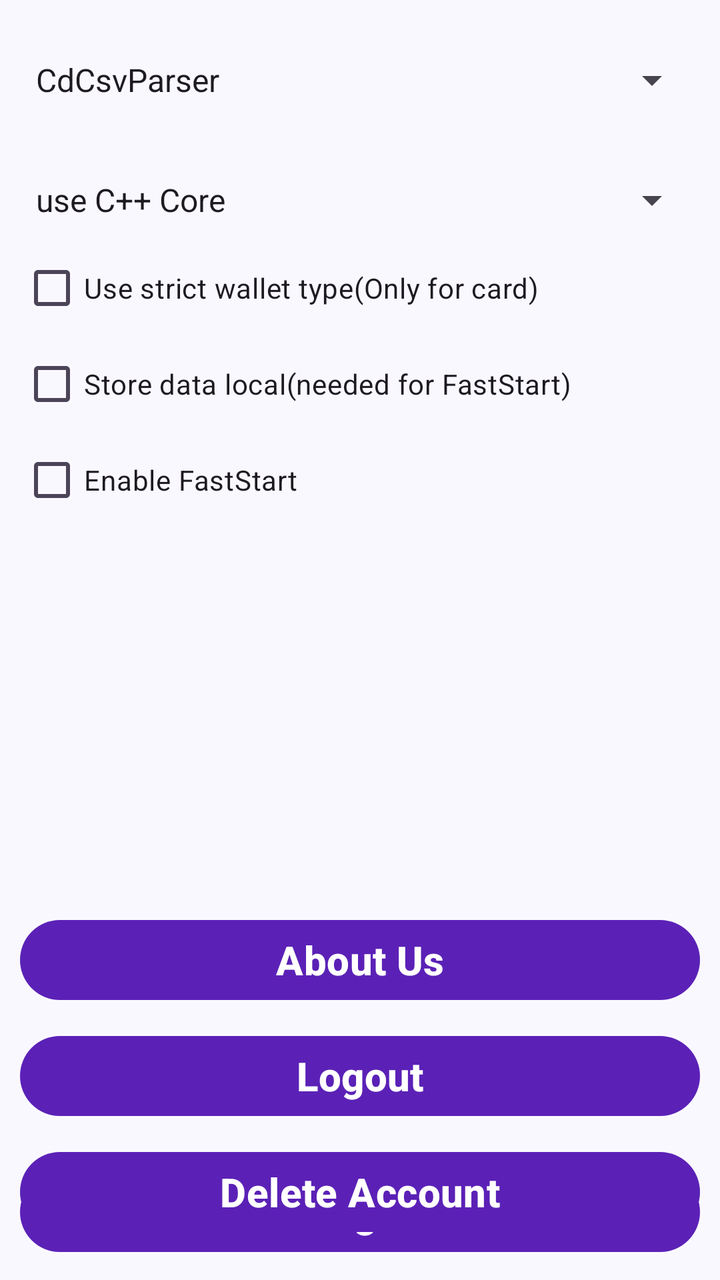
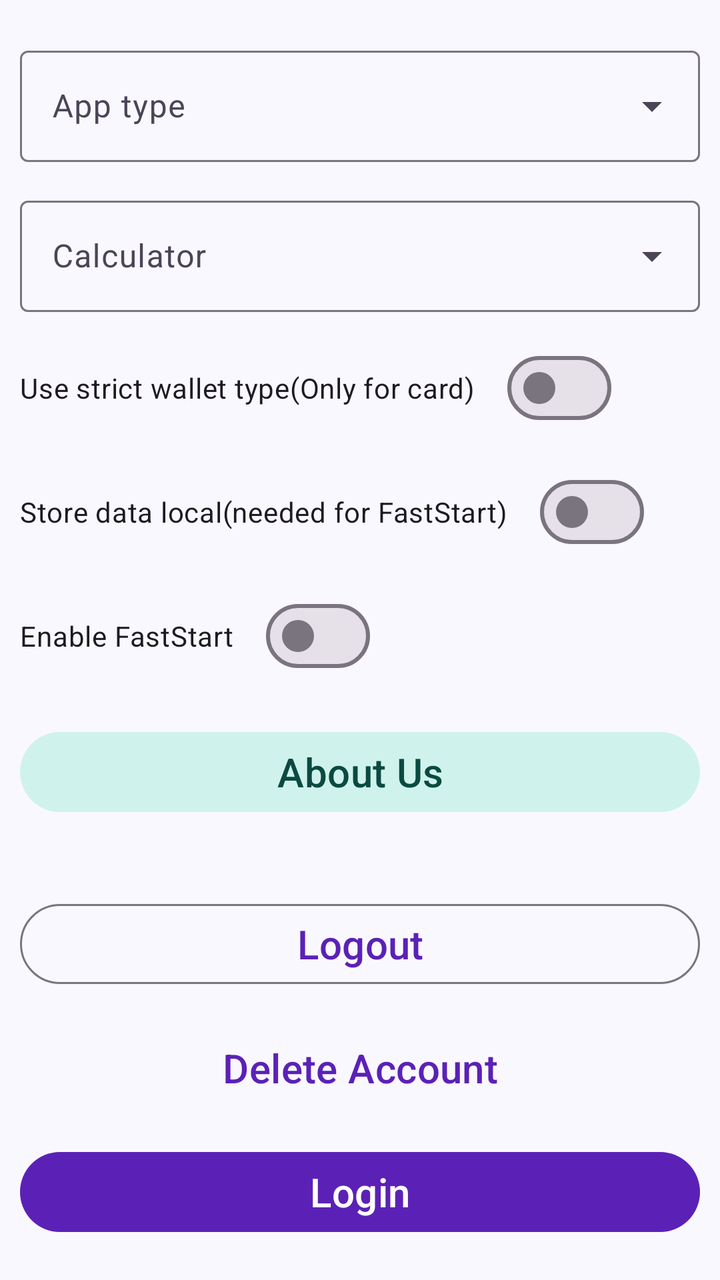

Before-and-after screenshots of an Android layout around one commit, followed by the original layout XML and the change that was made.
<!-- AndroidManifest.xml: application theme Theme.CDCsvParser -->
<!-- res/layout/activity_settings.xml -->
<?xml version="1.0" encoding="utf-8"?>
<androidx.constraintlayout.widget.ConstraintLayout xmlns:android="http://schemas.android.com/apk/res/android"
    xmlns:app="http://schemas.android.com/apk/res-auto"
    android:layout_width="match_parent"
    android:layout_height="match_parent"
    android:orientation="vertical">

    <Spinner
        android:id="@+id/wallet_type_spinner"
        android:layout_width="match_parent"
        android:layout_height="@dimen/settings_spinner_height"
        android:layout_marginStart="@dimen/basic_start_end_margin"
        android:layout_marginTop="@dimen/settings_margin_top_bottom"
        android:layout_marginEnd="@dimen/basic_start_end_margin"
        android:entries="@array/appTypes"
        app:layout_constraintLeft_toLeftOf="parent"
        app:layout_constraintRight_toRightOf="parent"
        app:layout_constraintTop_toTopOf="parent" />

    <Spinner
        android:id="@+id/core_mode_spinner"
        android:layout_width="match_parent"
        android:layout_height="@dimen/settings_spinner_height"
        android:layout_marginStart="@dimen/basic_start_end_margin"
        android:layout_marginTop="@dimen/settings_margin_top_bottom"
        android:layout_marginEnd="@dimen/basic_start_end_margin"
        android:entries="@array/core_modes"
        app:layout_constraintLeft_toLeftOf="parent"
        app:layout_constraintRight_toRightOf="parent"
        app:layout_constraintTop_toBottomOf="@+id/wallet_type_spinner" />

    <CheckBox
        android:id="@+id/use_strict_wallet_type_checkbox"
        android:layout_width="wrap_content"
        android:layout_height="wrap_content"
        android:layout_marginStart="@dimen/basic_start_end_margin"
        android:text="@string/use_strict_wallet_type"
        app:layout_constraintLeft_toLeftOf="parent"
        app:layout_constraintTop_toBottomOf="@+id/core_mode_spinner" />

    <CheckBox
        android:id="@+id/cb_store_data_local"
        android:layout_width="wrap_content"
        android:layout_height="wrap_content"
        app:layout_constraintLeft_toLeftOf="parent"
        android:layout_marginStart="@dimen/basic_start_end_margin"
        app:layout_constraintTop_toBottomOf="@+id/use_strict_wallet_type_checkbox"
        android:text="@string/store_data_local_needed_for_faststart" />

    <CheckBox
        android:id="@+id/cb_enable_fast_start"
        android:layout_width="wrap_content"
        android:layout_height="wrap_content"
        app:layout_constraintLeft_toLeftOf="parent"
        android:layout_marginStart="@dimen/basic_start_end_margin"
        app:layout_constraintTop_toBottomOf="@+id/cb_store_data_local"
        android:text="@string/enable_faststart" />





    <Button
        android:id="@+id/btn_about_us"
        android:layout_width="match_parent"
        android:layout_height="wrap_content"
        android:layout_marginStart="@dimen/basic_start_end_margin"
        android:layout_marginEnd="@dimen/basic_start_end_margin"
        android:layout_marginBottom="@dimen/basic_start_end_margin"
        android:text="@string/about_us"
        android:textAllCaps="false"
        android:textSize="@dimen/basic_button_font"
        android:textStyle="bold"
        app:layout_constraintBottom_toTopOf="@+id/btn_logout"
        app:layout_constraintLeft_toLeftOf="parent"
        app:layout_constraintRight_toRightOf="parent" />


    <Button
        android:id="@+id/btn_logout"
        android:layout_width="match_parent"
        android:layout_height="wrap_content"
        android:text="@string/logout"
        android:textStyle="bold"
        android:textSize="@dimen/basic_button_font"
        app:layout_constraintBottom_toTopOf="@id/btn_delete_account"
        app:layout_constraintLeft_toLeftOf="parent"
        app:layout_constraintRight_toRightOf="parent"
        android:layout_marginStart="@dimen/basic_start_end_margin"
        android:layout_marginEnd="@dimen/basic_start_end_margin"
        android:layout_marginBottom="@dimen/basic_start_end_margin"
        android:textAllCaps="false"
        />

    <Button
        android:id="@+id/btn_login"
        android:layout_width="match_parent"
        android:layout_height="wrap_content"
        android:layout_marginStart="@dimen/basic_start_end_margin"
        android:layout_marginEnd="@dimen/basic_start_end_margin"
        android:layout_marginBottom="@dimen/basic_start_end_margin"
        android:text="@string/login"
        android:textAllCaps="false"
        android:textSize="@dimen/basic_button_font"
        android:textStyle="bold"
        app:layout_constraintBottom_toBottomOf="parent"
        app:layout_constraintLeft_toLeftOf="parent"
        app:layout_constraintRight_toRightOf="parent" />


    <Button
        android:id="@+id/btn_delete_account"
        android:layout_width="match_parent"
        android:layout_height="wrap_content"
        android:layout_marginStart="@dimen/basic_start_end_margin"
        android:layout_marginEnd="@dimen/basic_start_end_margin"
        android:layout_marginBottom="@dimen/settings_margin_top_bottom"
        android:text="@string/delete_account"
        android:textAllCaps="false"
        android:textSize="20sp"
        android:textStyle="bold"
        app:layout_constraintBottom_toBottomOf="parent"
        app:layout_constraintLeft_toLeftOf="parent"
        app:layout_constraintRight_toRightOf="parent" />

</androidx.constraintlayout.widget.ConstraintLayout>
<!-- resources referenced by this layout -->
<resources>
  <string-array name="appTypes">
          <item>CdCsvParser</item>
          <item>CroCard</item>
          <item>CurveCard</item>
          <item>Default</item>
          <item>Custom</item>
          <item>Kraken</item>
      </string-array>
  <string-array name="core_modes">
          <item>use C++ Core</item>
          <item>use Kotlin Core</item>
      </string-array>
  <dimen name="basic_button_font">20sp</dimen>
  <dimen name="basic_start_end_margin">10dp</dimen>
  <dimen name="settings_margin_top_bottom">20dp</dimen>
  <dimen name="settings_spinner_height">40dp</dimen>
  <string name="about_us">About Us</string>
  <string name="delete_account">Delete Account</string>
  <string name="enable_faststart">Enable FastStart</string>
  <string name="login">Login</string>
  <string name="logout">Logout</string>
  <string name="store_data_local_needed_for_faststart">Store data local(needed for FastStart)</string>
  <string name="use_strict_wallet_type">Use strict wallet type(Only for card)</string>
  <style name="Theme.CDCsvParser" parent="Theme.Material3.DayNight">
          <item name="colorPrimary">@color/primary</item>
          <item name="colorOnPrimary">@color/on_primary</item>
          <item name="colorPrimaryContainer">@color/primary_container</item>
          <item name="colorOnPrimaryContainer">@color/on_primary_container</item>
          <item name="colorSecondary">@color/secondary</item>
          <item name="colorOnSecondary">@color/on_secondary</item>
          <item name="colorSecondaryContainer">@color/secondary_container</item>
          <item name="colorOnSecondaryContainer">@color/on_secondary_container</item>
          <item name="colorTertiary">@color/tertiary</item>
          <item name="colorOnTertiary">@color/on_tertiary</item>
          <item name="colorTertiaryContainer">@color/tertiary_container</item>
          <item name="colorOnTertiaryContainer">@color/on_tertiary_container</item>
          <item name="android:colorBackground">@color/background</item>
          <item name="colorOnBackground">@color/on_background</item>
          <item name="colorSurface">@color/surface</item>
          <item name="colorOnSurface">@color/on_surface</item>
          <item name="colorSurfaceVariant">@color/surface_variant</item>
          <item name="colorOnSurfaceVariant">@color/on_surface_variant</item>
          <item name="colorError">@color/error</item>
          <item name="colorOnError">@color/on_error</item>
          
          <item name="android:statusBarColor">@android:color/transparent</item>
          <item name="android:navigationBarColor">@android:color/transparent</item>
          <item name="android:windowLightStatusBar">@bool/window_light_status_bar</item>
          <item name="android:windowBackground">@color/background</item>
      </style>
  <color name="primary">#5B21B6</color>
  <color name="on_primary">#FFFFFF</color>
  <color name="primary_container">#E9E2FB</color>
  <color name="on_primary_container">#27116B</color>
  <color name="secondary">#0F766E</color>
  <color name="on_secondary">#FFFFFF</color>
  <color name="secondary_container">#CFF3EC</color>
  <color name="on_secondary_container">#0A4A41</color>
  <color name="tertiary">#B45309</color>
  <color name="on_tertiary">#FFFFFF</color>
  <color name="tertiary_container">#FDE8CB</color>
  <color name="on_tertiary_container">#3F2602</color>
  <color name="background">#FAF8FF</color>
  <color name="on_background">#1C1726</color>
  <color name="surface">#FAF8FF</color>
  <color name="on_surface">#1C1726</color>
  <color name="surface_variant">#E6E0EE</color>
  <color name="on_surface_variant">#4B4557</color>
  <color name="error">#BA1A1A</color>
  <color name="on_error">#FFFFFF</color>
</resources>

<!-- the commit's change to res/layout/activity_settings.xml (unified diff, before → after) -->
@@ -1,124 +1,138 @@
 <?xml version="1.0" encoding="utf-8"?>
 <androidx.constraintlayout.widget.ConstraintLayout xmlns:android="http://schemas.android.com/apk/res/android"
     xmlns:app="http://schemas.android.com/apk/res-auto"
+    xmlns:tools="http://schemas.android.com/tools"
     android:layout_width="match_parent"
     android:layout_height="match_parent"
     android:orientation="vertical">
 
-    <Spinner
-        android:id="@+id/wallet_type_spinner"
+    <com.google.android.material.textfield.TextInputLayout
+        android:id="@+id/tl_app_type"
+        style="@style/Widget.Material3.TextInputLayout.OutlinedBox.ExposedDropdownMenu"
         android:layout_width="match_parent"
-        android:layout_height="@dimen/settings_spinner_height"
+        android:layout_height="wrap_content"
         android:layout_marginStart="@dimen/basic_start_end_margin"
         android:layout_marginTop="@dimen/settings_margin_top_bottom"
         android:layout_marginEnd="@dimen/basic_start_end_margin"
-        android:entries="@array/appTypes"
+        android:hint="@string/app_type_label"
         app:layout_constraintLeft_toLeftOf="parent"
         app:layout_constraintRight_toRightOf="parent"
-        app:layout_constraintTop_toTopOf="parent" />
+        app:layout_constraintTop_toTopOf="parent">
 
-    <Spinner
-        android:id="@+id/core_mode_spinner"
+        <com.google.android.material.textfield.MaterialAutoCompleteTextView
+            android:id="@+id/wallet_type_spinner"
+            android:layout_width="match_parent"
+            android:layout_height="wrap_content"
+            android:inputType="none"
+            tools:ignore="LabelFor" />
+    </com.google.android.material.textfield.TextInputLayout>
+
+    <com.google.android.material.textfield.TextInputLayout
+        android:id="@+id/tl_core_mode"
+        style="@style/Widget.Material3.TextInputLayout.OutlinedBox.ExposedDropdownMenu"
         android:layout_width="match_parent"
-        android:layout_height="@dimen/settings_spinner_height"
+        android:layout_height="wrap_content"
         android:layout_marginStart="@dimen/basic_start_end_margin"
-        android:layout_marginTop="@dimen/settings_margin_top_bottom"
+        android:layout_marginTop="@dimen/settings_small_margin_top"
         android:layout_marginEnd="@dimen/basic_start_end_margin"
-        android:entries="@array/core_modes"
+        android:hint="@string/core_mode_label"
         app:layout_constraintLeft_toLeftOf="parent"
         app:layout_constraintRight_toRightOf="parent"
-        app:layout_constraintTop_toBottomOf="@+id/wallet_type_spinner" />
+        app:layout_constraintTop_toBottomOf="@+id/tl_app_type">
 
-    <CheckBox
+        <com.google.android.material.textfield.MaterialAutoCompleteTextView
+            android:id="@+id/core_mode_spinner"
+            android:layout_width="match_parent"
+            android:layout_height="wrap_content"
+            android:inputType="none"
+            tools:ignore="LabelFor" />
+    </com.google.android.material.textfield.TextInputLayout>
+
+    <com.google.android.material.materialswitch.MaterialSwitch
         android:id="@+id/use_strict_wallet_type_checkbox"
         android:layout_width="wrap_content"
         android:layout_height="wrap_content"
         android:layout_marginStart="@dimen/basic_start_end_margin"
+        android:layout_marginTop="@dimen/settings_small_margin_top"
         android:text="@string/use_strict_wallet_type"
         app:layout_constraintLeft_toLeftOf="parent"
-        app:layout_constraintTop_toBottomOf="@+id/core_mode_spinner" />
+        app:layout_constraintTop_toBottomOf="@+id/tl_core_mode" />
 
-    <CheckBox
+    <com.google.android.material.materialswitch.MaterialSwitch
         android:id="@+id/cb_store_data_local"
         android:layout_width="wrap_content"
         android:layout_height="wrap_content"
+        android:layout_marginStart="@dimen/basic_start_end_margin"
+        android:layout_marginTop="@dimen/settings_small_margin_top"
+        android:text="@string/store_data_local_needed_for_faststart"
         app:layout_constraintLeft_toLeftOf="parent"
-        android:layout_marginStart="@dimen/basic_start_end_margin"
-        app:layout_constraintTop_toBottomOf="@+id/use_strict_wallet_type_checkbox"
-        android:text="@string/store_data_local_needed_for_faststart" />
+        app:layout_constraintTop_toBottomOf="@id/use_strict_wallet_type_checkbox" />
 
-    <CheckBox
+    <com.google.android.material.materialswitch.MaterialSwitch
         android:id="@+id/cb_enable_fast_start"
         android:layout_width="wrap_content"
         android:layout_height="wrap_content"
+        android:layout_marginStart="@dimen/basic_start_end_margin"
+        android:layout_marginTop="@dimen/settings_small_margin_top"
+        android:text="@string/enable_faststart"
         app:layout_constraintLeft_toLeftOf="parent"
-        android:layout_marginStart="@dimen/basic_start_end_margin"
-        app:layout_constraintTop_toBottomOf="@+id/cb_store_data_local"
-        android:text="@string/enable_faststart" />
+        app:layout_constraintTop_toBottomOf="@id/cb_store_data_local" />
 
-
-
-
-
-    <Button
+    <com.google.android.material.button.MaterialButton
         android:id="@+id/btn_about_us"
+        style="@style/Widget.Material3.Button.TonalButton"
         android:layout_width="match_parent"
         android:layout_height="wrap_content"
         android:layout_marginStart="@dimen/basic_start_end_margin"
         android:layout_marginEnd="@dimen/basic_start_end_margin"
-        android:layout_marginBottom="@dimen/basic_start_end_margin"
+        android:layout_marginTop="@dimen/settings_margin_top_bottom"
         android:text="@string/about_us"
         android:textAllCaps="false"
         android:textSize="@dimen/basic_button_font"
-        android:textStyle="bold"
-        app:layout_constraintBottom_toTopOf="@+id/btn_logout"
+        app:layout_constraintLeft_toLeftOf="parent"
+        app:layout_constraintRight_toRightOf="parent"
+        app:layout_constraintTop_toBottomOf="@id/cb_enable_fast_start" />
+
+    <com.google.android.material.button.MaterialButton
+        android:id="@+id/btn_logout"
+        style="@style/Widget.Material3.Button.OutlinedButton"
+        android:layout_width="match_parent"
+        android:layout_height="wrap_content"
+        android:layout_marginStart="@dimen/basic_start_end_margin"
+        android:layout_marginEnd="@dimen/basic_start_end_margin"
+        android:layout_marginBottom="@dimen/settings_small_margin_top"
+        android:text="@string/logout"
+        android:textAllCaps="false"
+        android:textSize="@dimen/basic_button_font"
+        app:layout_constraintBottom_toTopOf="@id/btn_delete_account"
         app:layout_constraintLeft_toLeftOf="parent"
         app:layout_constraintRight_toRightOf="parent" />
 
-
-    <Button
-        android:id="@+id/btn_logout"
+    <com.google.android.material.button.MaterialButton
+        android:id="@+id/btn_delete_account"
+        style="@style/Widget.Material3.Button.TextButton"
         android:layout_width="match_parent"
         android:layout_height="wrap_content"
-        android:text="@string/logout"
-        android:textStyle="bold"
-        android:textSize="@dimen/basic_button_font"
-        app:layout_constraintBottom_toTopOf="@id/btn_delete_account"
-        app:layout_constraintLeft_toLeftOf="parent"
-        app:layout_constraintRight_toRightOf="parent"
         android:layout_marginStart="@dimen/basic_start_end_margin"
         android:layout_marginEnd="@dimen/basic_start_end_margin"
-        android:layout_marginBottom="@dimen/basic_start_end_margin"
+        android:layout_marginBottom="@dimen/settings_small_margin_top"
+        android:text="@string/delete_account"
         android:textAllCaps="false"
-        />
+        android:textSize="20sp"
+        app:layout_constraintBottom_toTopOf="@id/btn_login"
+        app:layout_constraintLeft_toLeftOf="parent"
+        app:layout_constraintRight_toRightOf="parent" />
 
-    <Button
+    <com.google.android.material.button.MaterialButton
         android:id="@+id/btn_login"
         android:layout_width="match_parent"
         android:layout_height="wrap_content"
         android:layout_marginStart="@dimen/basic_start_end_margin"
         android:layout_marginEnd="@dimen/basic_start_end_margin"
-        android:layout_marginBottom="@dimen/basic_start_end_margin"
+        android:layout_marginBottom="@dimen/settings_margin_top_bottom"
         android:text="@string/login"
         android:textAllCaps="false"
         android:textSize="@dimen/basic_button_font"
-        android:textStyle="bold"
-        app:layout_constraintBottom_toBottomOf="parent"
-        app:layout_constraintLeft_toLeftOf="parent"
-        app:layout_constraintRight_toRightOf="parent" />
-
-
-    <Button
-        android:id="@+id/btn_delete_account"
-        android:layout_width="match_parent"
-        android:layout_height="wrap_content"
-        android:layout_marginStart="@dimen/basic_start_end_margin"
-        android:layout_marginEnd="@dimen/basic_start_end_margin"
-        android:layout_marginBottom="@dimen/settings_margin_top_bottom"
-        android:text="@string/delete_account"
-        android:textAllCaps="false"
-        android:textSize="20sp"
-        android:textStyle="bold"
         app:layout_constraintBottom_toBottomOf="parent"
         app:layout_constraintLeft_toLeftOf="parent"
         app:layout_constraintRight_toRightOf="parent" />
<!-- resource entries referenced after the edit -->
@@ -1,22 +1,12 @@
 <!-- resources referenced by this layout -->
 <resources>
-  <string-array name="appTypes">
-          <item>CdCsvParser</item>
-          <item>CroCard</item>
-          <item>CurveCard</item>
-          <item>Default</item>
-          <item>Custom</item>
-          <item>Kraken</item>
-      </string-array>
-  <string-array name="core_modes">
-          <item>use C++ Core</item>
-          <item>use Kotlin Core</item>
-      </string-array>
   <dimen name="basic_button_font">20sp</dimen>
   <dimen name="basic_start_end_margin">10dp</dimen>
   <dimen name="settings_margin_top_bottom">20dp</dimen>
-  <dimen name="settings_spinner_height">40dp</dimen>
+  <dimen name="settings_small_margin_top">14dp</dimen>
   <string name="about_us">About Us</string>
+  <string name="app_type_label">App type</string>
+  <string name="core_mode_label">Calculator</string>
   <string name="delete_account">Delete Account</string>
   <string name="enable_faststart">Enable FastStart</string>
   <string name="login">Login</string>
